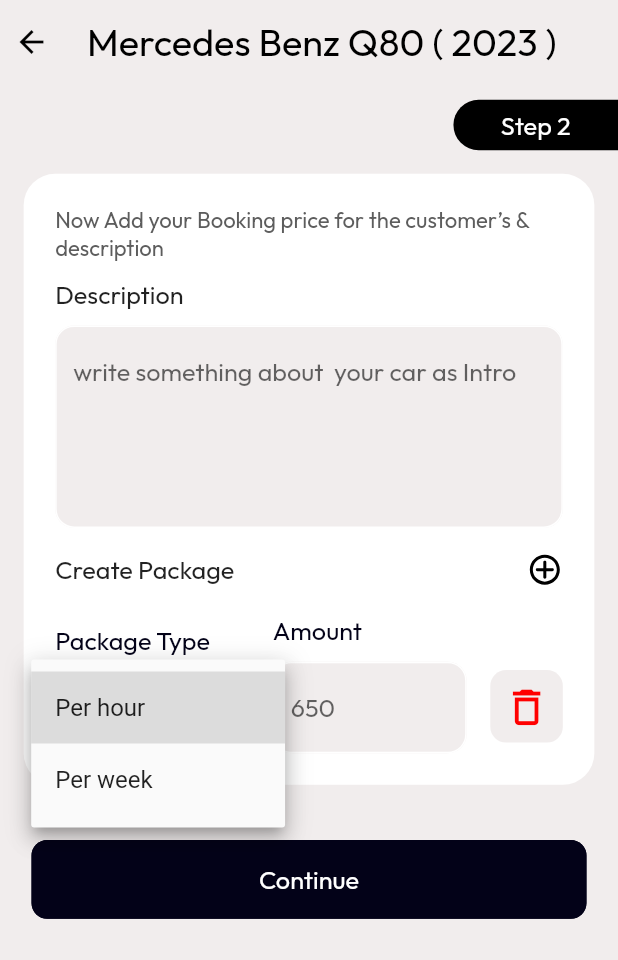
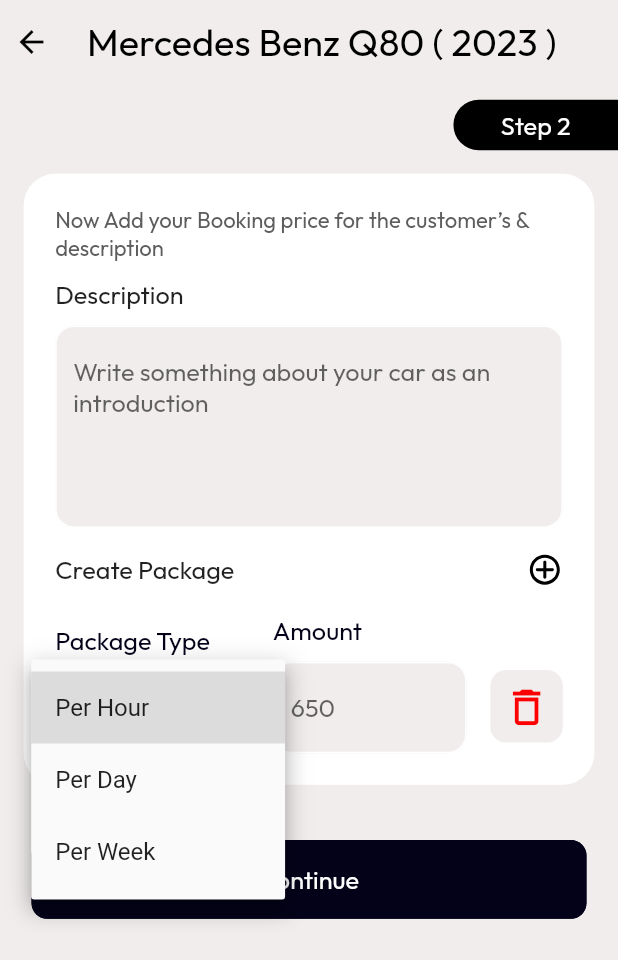
Before and after one commit to geetakularia/carbooking_owner_firebase, a Flutter app: the Mercedesbenz_screen screen opened by its route, after a tap on "Per hour", on a phone screen of 412 x 824 dp. Shown: the top 960 px of the screen. Run offline on Flutter 3.47's test engine with Material 3 defaults, Android fonts, the phone set to English and light mode, and no system bars; our stand-ins replace blurrycontainer, carousel_slider, cloud_firestore, custom_rating_bar, emoji_picker_flutter, firebase_auth and 13 more; accounts and stored records are empty; project files that could hold a hidden picture were left out.

```diff
--- a/lib/Components/ImagePickerWidget.dart
+++ b/lib/Components/ImagePickerWidget.dart
@@ -7,6 +7,7 @@ import 'package:image_picker/image_picker.dart';
 
 
 Future<String> getImageFormGallery() async {
+  // ignore: invalid_use_of_visible_for_testing_member
   var getImage = await ImagePicker.platform
       .getImageFromSource(source: ImageSource.gallery);
   String imageFile = "";
--- a/lib/Localdata/Localdata.dart
+++ b/lib/Localdata/Localdata.dart
@@ -80,13 +80,16 @@ class Localdata {
   static List<String> fuelItems = ["Petrol", "Diesel", "Gas"];
 //////++++++++++------transmissionItems
 
-  static List<String> transmissionItems = ["select"];
+  static List<String> transmissionItems = [
+    "Auto",
+    "Manual",
+  ];
 //////++++++++++------carmodelItems
 
   static List<String> carmodelItems = ["X Classic", "AGT XX", "Punch"];
 /////========================Packagetypedata==============
   ///
-  static List<String> packagedata = ["Per hour", "Per week "];
+  static List<String> packagedata = ["Per Hour", "Per Day ", "Per Week "];
 /////========================amountdata==============
 
 /////========================cardata==============
--- a/lib/Models/carmodel.dart
+++ b/lib/Models/carmodel.dart
@@ -1,4 +1,5 @@
 import 'package:cloud_firestore/cloud_firestore.dart';
+
 /************************************new car model ******************* */
 class Car_model {
   String? car_id;
@@ -178,6 +179,7 @@ class Car_model {
     );
   }
 }
+
 class CreatePackageModel {
   String? packagetype, ammount;
   CreatePackageModel({
@@ -205,6 +207,7 @@ class CreatePackageModel {
     };
   }
 }
+
 class FirebaseResponseModel {
   Map<String, dynamic> data;
   String docid;
--- a/lib/Views/Screens/Add Vehicle/Mercedes_benz_screen.dart
+++ b/lib/Views/Screens/Add Vehicle/Mercedes_benz_screen.dart
@@ -64,7 +64,6 @@ class _Mercedesbenz_screenState extends State<Mercedesbenz_screen> {
               decoration: BoxDecoration(
                   color: manageData.appColors.white,
                   borderRadius: BorderRadius.circular(20.r)),
-              child: Expanded(
               child: Column(
                   crossAxisAlignment: CrossAxisAlignment.start,
                   children: [
@@ -76,7 +75,7 @@ class _Mercedesbenz_screenState extends State<Mercedesbenz_screen> {
                     heightY(10.h),
                     Descriptiontextfield(
                       controller: _description,
-                        hint: "write something about  your car as Intro",
+                      hint: "Write something about your car as an introduction",
                     ),
                     heightY(15.h),
                     Row(
@@ -87,8 +86,7 @@ class _Mercedesbenz_screenState extends State<Mercedesbenz_screen> {
                           style: manageData.appTextTheme.fs16Normal,
                         ),
                         InkWell(
-                            onTap: (){},
-
+                            onTap: () {},
                             child: SvgPicture.asset(manageData.appsvgimg.add))
                       ],
                     ),
@@ -146,26 +144,25 @@ class _Mercedesbenz_screenState extends State<Mercedesbenz_screen> {
                     ),
                   ]),
             ),
-            ),
             Padding(
               padding: EdgeInsets.all(20.0.sp),
               child: Row(
                 children: [
-                  Expanded(
-                    child: PrimaryButton(
+                  PrimaryButton(
                     title: languageconst.continueButton.tr,
                     onPressed: () async {
                       final data = carController.car.copyWith(
                           description: _description.text.trim(),
                           packagetype: _packagetype_value,
                           ammount: double.tryParse(_ammount.text.trim()));
+
                       // SET DATA CAR
                       carController.setCar(data);
+
                       // NEXT SCREEN
                       Get.toNamed("/thumbnail_screen");
                     },
                     isExpanded: true,
-                    ),
                   ),
                 ],
               ),
--- a/lib/Views/Screens/Vehicles/VehiclesScreen.dart
+++ b/lib/Views/Screens/Vehicles/VehiclesScreen.dart
@@ -93,7 +93,7 @@ class VehiclesScreen extends StatelessWidget {
                     itemBuilder: (context, index) {
                       final data = controllerdata.getallcars[index];
                       return RentalCarTile(
-                        carname: data.companyname.toString(),
+                        carname: data.carmodel.toString(),
                         fuel: data.fuel.toString(),
                         price:
                             data.price != null ? data.price!.toDouble() : 0.0,
```
Also changed, not shown: lib/Components/AppTiles/RentalCars.dart (+7 -2 lines), lib/Controllers/carFunction.dart (+9 -35 lines), lib/Views/Screens/Vehicles/CarPreview.dart (+22 -12 lines), lib/Views/Screens/Vehicles/EditVehicleScreen.dart (+16 -28 lines), pubspec.lock. Lines whose indentation alone changed are shown as unchanged.
